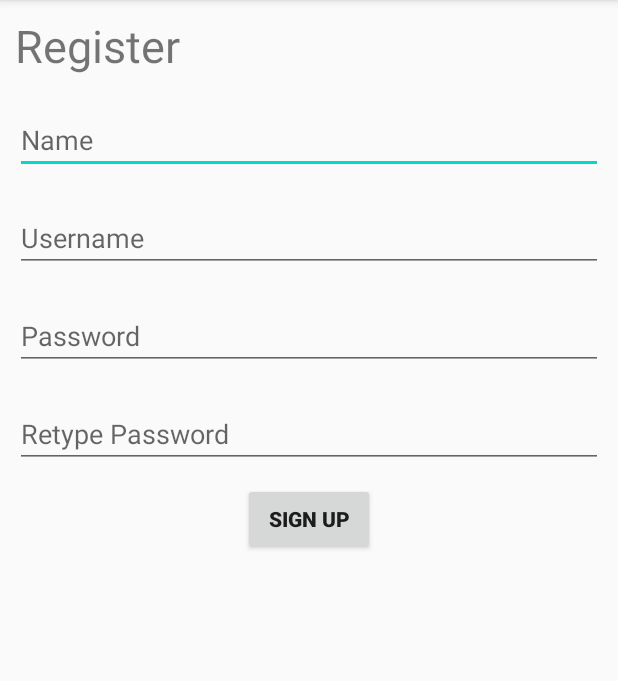
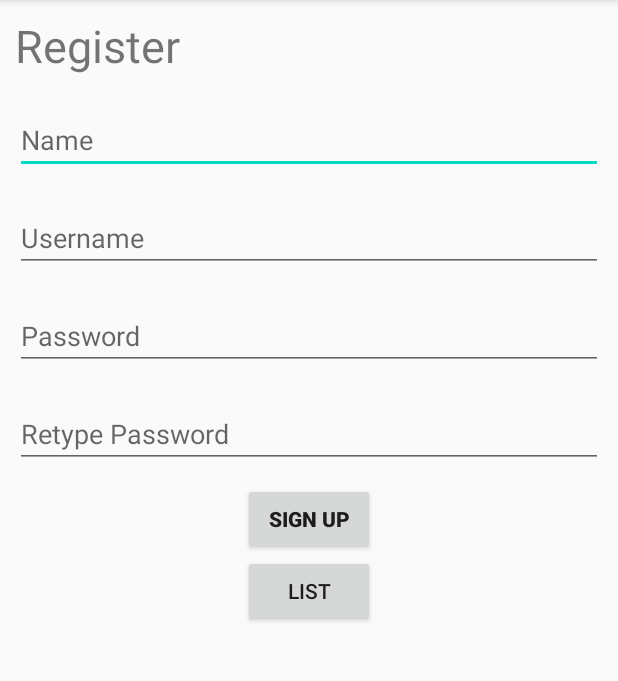
Before and after one commit to vedangj044/MVVMPreview, an Android app: the RegisterActivity screen opened directly, with no data from a screen before it, on a phone screen of 412 x 824 dp, the part 84-765 px from its top. Run offline under Robolectric (Android 15) with nearby library versions, the phone set to English and light mode, and no system bars; our stand-ins replace data binding; 4 statements that could not run were skipped.

```diff
--- a/app/build.gradle
+++ b/app/build.gradle
@@ -35,5 +35,5 @@ dependencies {
     androidTestImplementation 'androidx.test.espresso:espresso-core:3.3.0'
 
     implementation 'androidx.lifecycle:lifecycle-viewmodel:2.2.0'
-
+    implementation "androidx.recyclerview:recyclerview:1.1.0"
 }
--- a/app/src/main/AndroidManifest.xml
+++ b/app/src/main/AndroidManifest.xml
@@ -9,7 +9,8 @@
         android:roundIcon="@mipmap/ic_launcher_round"
         android:supportsRtl="true"
         android:theme="@style/AppTheme">
-        <activity android:name=".RegisterActivity"></activity>
+        <activity android:name=".RecycleActivity"></activity>
+        <activity android:name=".RegisterActivity" />
         <activity android:name=".MainActivity">
             <intent-filter>
                 <action android:name="android.intent.action.MAIN" />
--- a/app/src/main/java/com/vedangj044/mvvmpreview/RegisterViewModel.java
+++ b/app/src/main/java/com/vedangj044/mvvmpreview/RegisterViewModel.java
@@ -14,31 +14,18 @@ public class RegisterViewModel extends ViewModel {
     public MutableLiveData<String> repassword = new MutableLiveData<>();
 
 
-    private MutableLiveData<UserModel> newUser;
+    private MutableLiveData<RegisterModel> newUser;
 
-    public MutableLiveData<UserModel> getNewUser(){
+    public MutableLiveData<RegisterModel> getNewUser(){
         if(newUser == null){
             newUser = new MutableLiveData<>();
         }
         return newUser;
     }
 
-    public MutableLiveData<String> getRePass(){
-        if(repassword == null){
-            repassword = new MutableLiveData<>();
-        }
-        return repassword;
-    }
 
     public void onClick(View v){
-        UserModel userModel = new UserModel(name.getValue(), username.getValue(), password.getValue());
-        validPassword();
-        newUser.setValue(userModel);
+        RegisterModel registerModel = new RegisterModel(name.getValue(), username.getValue(), password.getValue(), repassword.getValue());
+        newUser.setValue(registerModel);
     }
-
-    public Boolean validPassword(){
-        Log.v("aa", password.getValue() +"  "+ repassword.getValue());
-        return password.getValue().equals(repassword.getValue());
-    }
-
 }
--- a/app/src/main/res/layout/activity_register.xml
+++ b/app/src/main/res/layout/activity_register.xml
@@ -29,7 +29,7 @@
             android:layout_height="wrap_content"
             android:layout_below="@+id/infoTOP"
             android:hint="Name"
-            android:text="@{RegisterModel.name}"
+            android:text="@={RegisterModel.name}"
             android:layout_margin="10dp"
             android:id="@+id/name_edit_text"/>
 
@@ -38,7 +38,7 @@
             android:layout_height="wrap_content"
             android:layout_below="@+id/name_edit_text"
             android:hint="Username"
-            android:text="@{RegisterModel.username}"
+            android:text="@={RegisterModel.username}"
             android:layout_margin="10dp"
             android:id="@+id/email_edit_text"/>
 
@@ -47,7 +47,8 @@
             android:layout_height="wrap_content"
             android:layout_below="@+id/email_edit_text"
             android:hint="Password"
-            android:text="@{RegisterModel.password}"
+            android:text="@={RegisterModel.password}"
+            android:inputType="textPassword"
             android:layout_margin="10dp"
             android:id="@+id/password_edit_text"/>
 
@@ -56,7 +57,8 @@
             android:layout_height="wrap_content"
             android:layout_below="@+id/password_edit_text"
             android:hint="Retype Password"
-            android:text="@{RegisterModel.repassword}"
+            android:text="@={RegisterModel.repassword}"
+            android:inputType="textPassword"
             android:layout_margin="10dp"
             android:id="@+id/repassword_edit_text"/>
 
@@ -66,8 +68,17 @@
             android:layout_centerHorizontal="true"
             android:layout_below="@id/repassword_edit_text"
             android:text="sign up"
+            android:id="@+id/button"
             android:onClick="@{(v) -> RegisterModel.onClick(v)}"
             android:textStyle="bold"/>
+
+        <Button
+            android:layout_width="wrap_content"
+            android:layout_height="wrap_content"
+            android:layout_centerHorizontal="true"
+            android:layout_below="@+id/button"
+            android:id="@+id/next_button"
+            android:text="List"/>
 
     </RelativeLayout>
 
```
Also changed, not shown: app/src/main/java/com/vedangj044/mvvmpreview/ContactAdapter.java (added, +56 -0 lines), app/src/main/java/com/vedangj044/mvvmpreview/ContactModel.java (added, +27 -0 lines), app/src/main/java/com/vedangj044/mvvmpreview/RecycleActivity.java (added, +34 -0 lines), app/src/main/java/com/vedangj044/mvvmpreview/RegisterActivity.java (+42 -16 lines), app/src/main/java/com/vedangj044/mvvmpreview/RegisterModel.java (added, +48 -0 lines), app/src/main/java/com/vedangj044/mvvmpreview/UserModel.java (+0 -15 lines), app/src/main/res/layout/activity_recycle.xml (added, +30 -0 lines), app/src/main/res/layout/contact_item.xml (added, +35 -0 lines).
